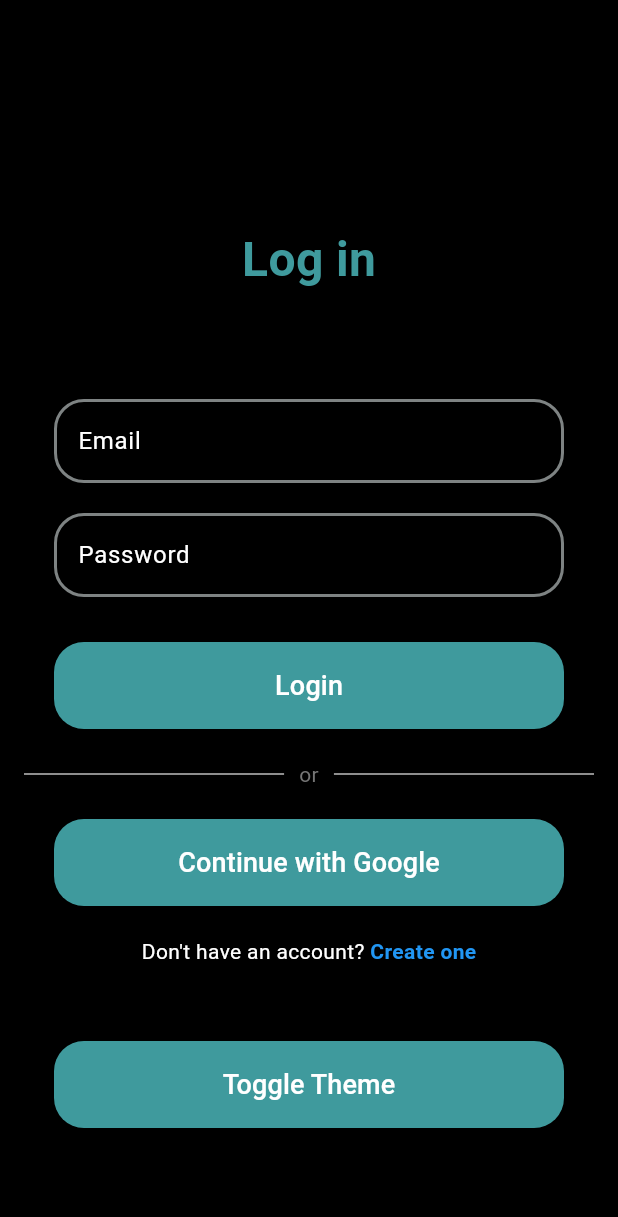
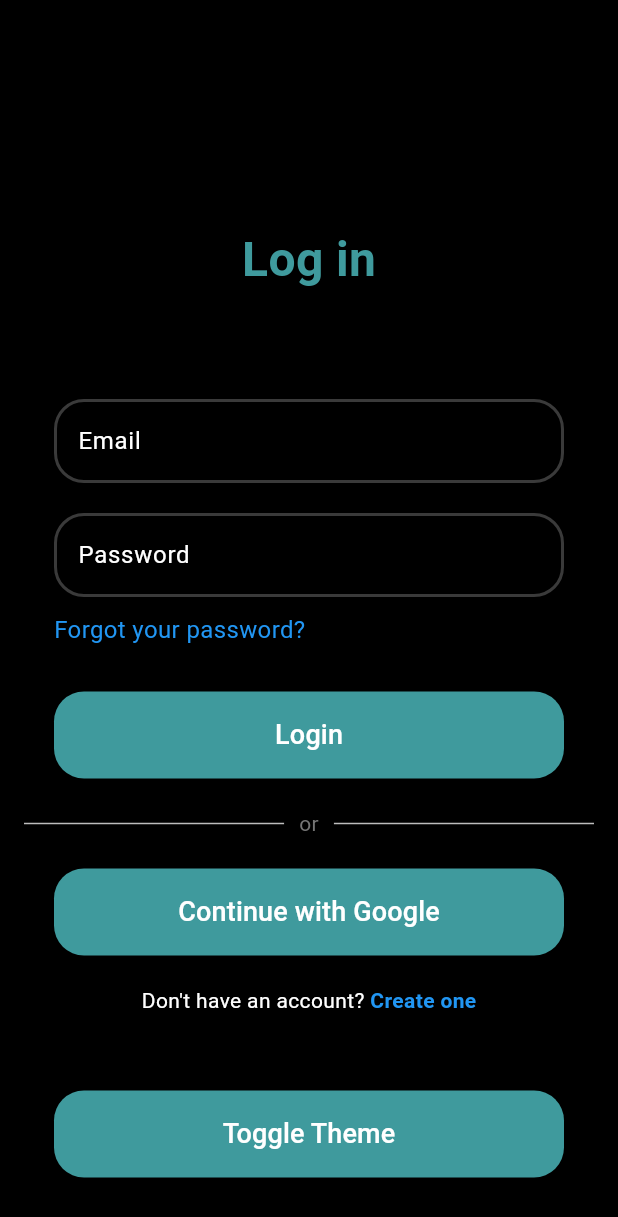
Before and after one commit to Enes-Celebi/Collingo-Language-App-Frontend, a Flutter app: the screen it shows after launch, on a phone screen of 412 x 824 dp. Shown: the top 1217 px of the screen. Run offline on Flutter 3.47's test engine with Material 3 defaults, Android fonts, the phone set to English and light mode, and no system bars; our stand-ins replace flutter_bloc, flutter_svg, google_sign_in.

Commit message:
connected to password reset request endpoint

```diff
--- a/lib/core/models/user_model.dart
+++ b/lib/core/models/user_model.dart
@@ -3,12 +3,14 @@ class UserModel {
   final String email;
   final String name;
   final bool isVerified;
+  final String code;
 
   UserModel({
     required this.id,
     required this.email,
     required this.name,
     required this.isVerified,
+    required this.code,
   });
 
   factory UserModel.fromJson(Map<String, dynamic> json) {
@@ -17,6 +19,7 @@ class UserModel {
       email: json['email'],
       name: json['name'],
       isVerified: json['isverified'],
+      code: json['reset_code'],
     );
   }
 }
--- a/lib/infrastructure/repositories/auth_repository.dart
+++ b/lib/infrastructure/repositories/auth_repository.dart
@@ -21,4 +21,8 @@ class AuthRepository {
   Future<void> resendVerificationEmail(String email) {
     return remoteDTO.resendVerificationEmail(email);
   }
+
+  Future<void> requestPasswordChange(String email) {
+    return remoteDTO.requestPasswordChange(email);
+  }
 }
--- a/lib/main.dart
+++ b/lib/main.dart
@@ -1,3 +1,4 @@
+import 'package:collingo/presentation/auth/pages/forgot_password_page.dart';
 import 'package:collingo/presentation/themes/cubit/theme_cubit.dart';
 import 'package:flutter/material.dart';
 import 'package:flutter_bloc/flutter_bloc.dart';
@@ -41,6 +42,7 @@ class MyApp extends StatelessWidget {
             routes: {
               '/login': (context) => LoginPage(),
               '/register': (context) => RegistrationPage(),
+              '/forgotPassowrd': (context) => ForgotPasswordPage()
             },
           );
         },
--- a/lib/presentation/auth/pages/login_page.dart
+++ b/lib/presentation/auth/pages/login_page.dart
@@ -1,3 +1,4 @@
+import 'package:collingo/presentation/auth/pages/forgot_password_page.dart';
 import 'package:collingo/presentation/home/pages/home_page.dart';
 import 'package:collingo/presentation/themes/cubit/theme_cubit.dart';
 import 'package:flutter/material.dart';
@@ -49,12 +50,16 @@ class _LoginPageState extends State<LoginPage> {
       body: BlocListener<AuthCubit, AuthState>(
         listener: (context, state) {
         if (state is AuthSuccess) {
+          if (state.user != null) {
             Navigator.pushReplacement(
               context,
               MaterialPageRoute(
                 builder: (context) => HomePage(username: state.user!.name),
               ),
             );
+          } else {
+            print("User is null in AuthSuccess state");
+          }
         } else if (state is AuthFailure) {
           setState(() {
             if (state.message.contains("Invalid password")) {
@@ -103,6 +108,29 @@ class _LoginPageState extends State<LoginPage> {
                 obscureText: true,
                 hasError: passwordError,
                 errorMessage: passwordErrorMessage,
+              ),
+
+              SizedBox(height: 10),
+              Padding(
+                padding: const EdgeInsets.symmetric(horizontal: 20.0),
+                child: Align(
+                  alignment: Alignment.centerLeft,
+                  child: GestureDetector(
+                    onTap: () {
+                      Navigator.push(
+                        context,
+                        MaterialPageRoute(builder: (context) => ForgotPasswordPage()),
+                      );
+                    },
+                    child: Text(
+                      'Forgot your password?',
+                      style: TextStyle(
+                        color: Colors.blue,
+                        fontSize: 16,
+                      )
+                    ),
+                  ),
+                )
               ),
               SizedBox(height: 30),
 
--- a/lib/presentation/themes/darkmode.dart
+++ b/lib/presentation/themes/darkmode.dart
@@ -5,8 +5,8 @@ ThemeData darkMode = ThemeData(
     surface: Colors.black,
     primary: Color.fromARGB(255, 63, 154, 157),
     onPrimary: Color.fromARGB(255, 0, 96, 113),
-    secondary: Color.fromARGB(255, 126, 131, 131),
-    onSecondary: Color.fromARGB(255, 58, 58, 58),
+    secondary: Color.fromARGB(255, 58, 58, 58),
+    onSecondary: Color.fromARGB(255, 126, 131, 131),
     tertiary: Color(0xFF94ff65),
     onTertiary: Color(0xFF5c9743),
     error: Color(0xFFf27272),
--- a/pubspec.yaml
+++ b/pubspec.yaml
@@ -26,4 +26,4 @@ flutter:
   uses-material-design: true
 
   assets:
-    - assets/image/svg/email_sent.svg
+    - assets/image/svg/
```
Also changed, not shown: lib/infrastructure/dtos/auth_remote_dto.dart (+20 -0 lines), lib/presentation/auth/blocs/auth/auth_cubit.dart (+11 -0 lines), lib/presentation/auth/pages/forgot_password_page.dart (added, +121 -0 lines), assets/image/svg/forgot_password.svg (added). Lines whose indentation alone changed are shown as unchanged.
